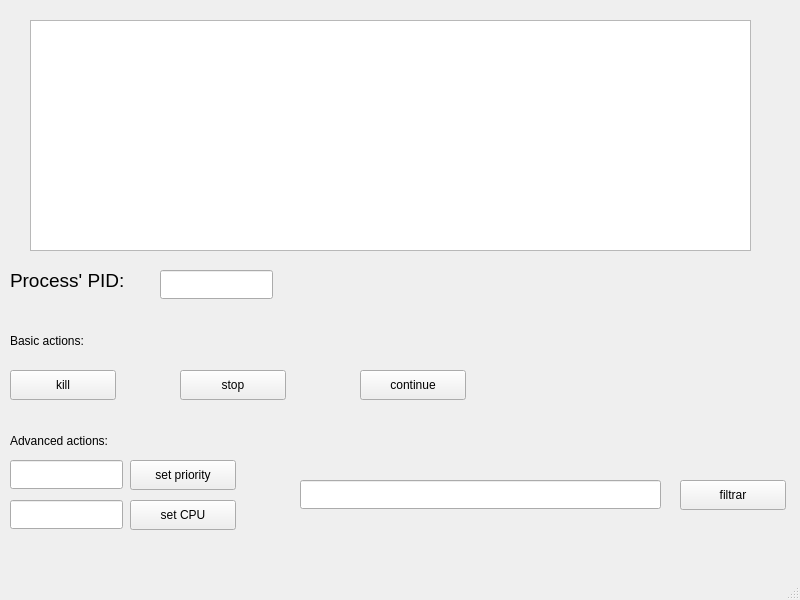
This is TaskManagerProject/mainwindow.ui in rodolfostark/TaskManager as Qt 5 draws it before an edit. The edited form follows.
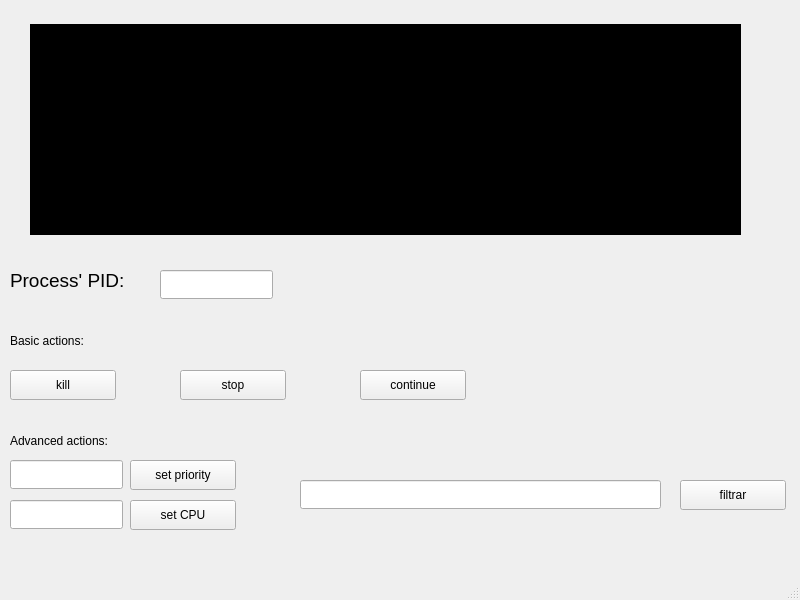
This is the edited form.

Commit message: process screen

Patch:
```diff
--- a/TaskManagerProject/mainwindow.ui
+++ b/TaskManagerProject/mainwindow.ui
@@ -14,16 +14,6 @@
    <string>MainWindow</string>
   </property>
   <widget class="QWidget" name="centralwidget">
-   <widget class="QTableView" name="process_windowTableView">
-    <property name="geometry">
-     <rect>
-      <x>30</x>
-      <y>20</y>
-      <width>721</width>
-      <height>231</height>
-     </rect>
-    </property>
-   </widget>
    <widget class="QLabel" name="processID_label">
     <property name="geometry">
      <rect>
@@ -186,6 +176,20 @@
      <string>filtrar</string>
     </property>
    </widget>
+   <widget class="QPlainTextEdit" name="processes_plainTextEdit">
+    <property name="geometry">
+     <rect>
+      <x>30</x>
+      <y>24</y>
+      <width>711</width>
+      <height>211</height>
+     </rect>
+    </property>
+    <property name="styleSheet">
+     <string notr="true">background-color: black;
+color: green;</string>
+    </property>
+   </widget>
   </widget>
   <widget class="QMenuBar" name="menubar">
    <property name="geometry">
```
The commit also changes 5 other files.
